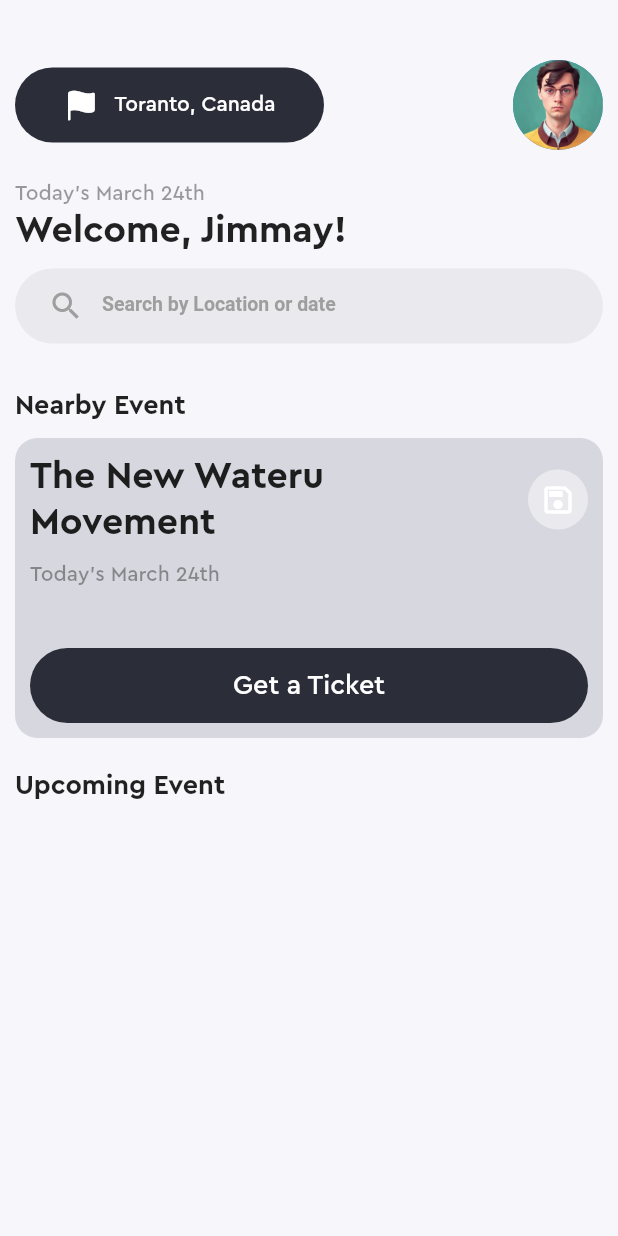
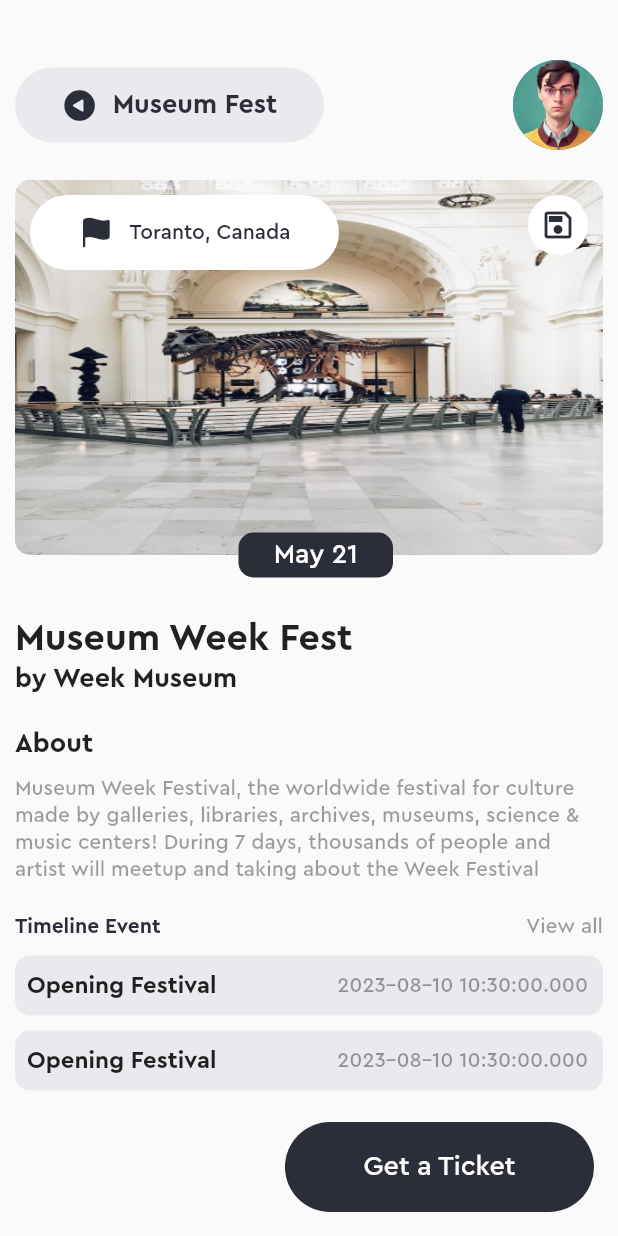
Before and after one commit to SAMIULLAH-KALHORO-DEV/event_app_design_ui, a Flutter app: the screen it shows after launch, on a phone screen of 412 x 824 dp. Run offline on Flutter 3.47's test engine with Material 2 defaults, Android fonts, the phone set to English and light mode, and no system bars.

Commit message:
commiting work

```diff
--- a/lib/home.dart
+++ b/lib/home.dart
@@ -1,4 +1,5 @@
 import 'package:event_app_design_ui/widgets/custom_container.dart';
+import 'package:event_app_design_ui/widgets/custom_list.dart';
 import 'package:event_app_design_ui/widgets/utils.dart';
 import 'package:flutter/cupertino.dart';
 import 'package:flutter/material.dart';
@@ -17,6 +18,7 @@ class Home extends StatelessWidget {
             mainAxisAlignment: MainAxisAlignment.spaceBetween,
             children: [
               CustomContainer(
+
                 height: 50,
                 width: 2,
                 mColor: Pallete.blackbgColor,
@@ -43,10 +45,10 @@ class Home extends StatelessWidget {
             ],
           ),
           const SizedBox(height: 20),
-          Text("Today's March 24th", style: TextStyling().h3),
-          Text(
+          const Text("Today's March 24th", style: TextStyling.h3),
+          const Text(
             "Welcome, Jimmay!",
-            style: TextStyling().h1,
+            style: TextStyling.h1,
           ),
           const SizedBox(height: 10),
           CustomContainer(
@@ -55,7 +57,7 @@ class Home extends StatelessWidget {
             height: 50,
             mColor: Pallete.greyColor,
             widget: Padding(
-              padding:const EdgeInsets.symmetric(vertical: 10, horizontal: 10),
+              padding: const EdgeInsets.symmetric(vertical: 10, horizontal: 10),
               child: TextFormField(
                 decoration: const InputDecoration(
                     prefixIcon: Icon(Icons.search),
@@ -70,9 +72,9 @@ class Home extends StatelessWidget {
             ),
           ),
           const SizedBox(height: 30),
-          Text(
+          const Text(
             "Nearby Event",
-            style: TextStyling().h2,
+            style: TextStyling.h2,
           ),
           const SizedBox(height: 10),
           CustomContainer(
@@ -88,12 +90,12 @@ class Home extends StatelessWidget {
                   children: [
                     Row(
                       mainAxisAlignment: MainAxisAlignment.spaceBetween,
-                      children: [
+                      children: const [
                         Text(
                           "The New Wateru \nMovement",
-                          style: TextStyling().h1,
+                          style: TextStyling.h1,
                         ),
-                        const CircleAvatar(
+                        CircleAvatar(
                           backgroundColor: Pallete.greyColor,
                           child: Icon(
                             Icons.save_outlined,
@@ -102,7 +104,7 @@ class Home extends StatelessWidget {
                         )
                       ],
                     ),
-                    Text("Today's March 24th", style: TextStyling().h3),
+                    const Text("Today's March 24th", style: TextStyling.h3),
                     const SizedBox(height: 20),
                     const CustomContainer(
                         height: 50,
@@ -122,10 +124,21 @@ class Home extends StatelessWidget {
             ),
           ),
           const SizedBox(height: 20),
-          Text(
+          const Text(
             "Upcoming Event",
-            style: TextStyling().h2,
-          )
+            style: TextStyling.h2,
+          ),
+          const CustomList(
+            heading: 'Museum Week Fest',
+            heading2: 'By Week Museum',
+            imageurl: 'assets/images/mpic1.jpg',
+          ),
+          SizedBox(height: 10),
+          const CustomList(
+            heading: 'Museum Week Fest',
+            heading2: 'By Week Museum',
+            imageurl: 'assets/images/mpic2.jpg',
+          ),
         ]),
       ),
     );
--- a/lib/main.dart
+++ b/lib/main.dart
@@ -1,3 +1,4 @@
+import 'package:event_app_design_ui/screen2.dart';
 import 'package:flutter/material.dart';
 
 import 'home.dart';
@@ -13,8 +14,7 @@ class MyApp extends StatelessWidget {
   Widget build(BuildContext context) {
     return const MaterialApp(
       debugShowCheckedModeBanner: false,
-
-      home:Home(),
+      home: Screen2(),
     );
   }
 }
--- /dev/null
+++ b/lib/screen2.dart
@@ -0,0 +1,224 @@
+import 'package:event_app_design_ui/widgets/custom_container.dart';
+import 'package:event_app_design_ui/widgets/utils.dart';
+import 'package:flutter/cupertino.dart';
+import 'package:flutter/material.dart';
+
+class Screen2 extends StatelessWidget {
+  const Screen2({super.key});
+
+  @override
+  Widget build(BuildContext context) {
+    return Scaffold(
+      body: Padding(
+        padding: const EdgeInsets.only(top: 40, left: 10, right: 10),
+        child: SingleChildScrollView(
+          scrollDirection: Axis.vertical,
+          child: Column(
+            crossAxisAlignment: CrossAxisAlignment.start,
+            children: [
+              Row(
+                mainAxisAlignment: MainAxisAlignment.spaceBetween,
+                children: [
+                  CustomContainer(
+                    height: 50,
+                    width: 2,
+                    mColor: Pallete.greyColor,
+                    bRadius: 25,
+                    widget: Row(
+                        mainAxisAlignment: MainAxisAlignment.center,
+                        children: const [
+                          Icon(
+                            CupertinoIcons.arrowtriangle_left_circle_fill,
+                            color: Pallete.blackbgColor,
+                          ),
+                          SizedBox(width: 10),
+                          Text(
+                            "Museum Fest",
+                            style: TextStyle(
+                                color: Pallete.blackbgColor,
+                                fontSize: 18,
+                                fontWeight: FontWeight.bold,
+                                fontFamily: 'Cera Pro'),
+                          )
+                        ]),
+                  ),
+                  const CircleAvatar(
+                    maxRadius: 30,
+                    backgroundImage: AssetImage("assets/images/profile.jpg"),
+                  )
+                ],
+              ),
+              const SizedBox(height: 20),
+              Stack(
+                children: [
+                  const Padding(
+                    padding: EdgeInsets.only(bottom: 20.0),
+                    child: CustomContainer(
+                        width: 0.0,
+                        height: 250,
+                        bRadius: 10,
+                        bgimage: DecorationImage(
+                            image: AssetImage('assets/images/mpic.jpg'),
+                            fit: BoxFit.fill)),
+                  ),
+                  Positioned(
+                    left: 10,
+                    top: 10,
+                    child: Row(
+                      mainAxisAlignment: MainAxisAlignment.spaceBetween,
+                      children: [
+                        CustomContainer(
+                          height: 50,
+                          width: 2,
+                          mColor: Colors.white,
+                          bRadius: 25,
+                          widget: Row(
+                            mainAxisAlignment: MainAxisAlignment.center,
+                            children: const [
+                              Icon(
+                                CupertinoIcons.flag_fill,
+                                color: Pallete.blackbgColor,
+                              ),
+                              SizedBox(width: 10),
+                              Text(
+                                "Toranto, Canada",
+                                style: TextStyle(
+                                    color: Pallete.blackbgColor,
+                                    fontFamily: 'Cera Pro'),
+                              ),
+                            ],
+                          ),
+                        ),
+                      ],
+                    ),
+                  ),
+                  const Positioned(
+                    right: 10,
+                    top: 10,
+                    child: CircleAvatar(
+                      backgroundColor: Colors.white,
+                      child: Icon(
+                        Icons.save_outlined,
+                        color: Pallete.blackbgColor,
+                      ),
+                    ),
+                  ),
+                  const Positioned(
+                    bottom: 5,
+                    right: 140,
+                    child: CustomContainer(
+                      width: 4,
+                      height: 30,
+                      bRadius: 10,
+                      mColor: Pallete.blackbgColor,
+                      widget: Center(
+                        child: Text('May 21',
+                            style: TextStyle(
+                                color: Colors.white,
+                                fontFamily: 'Cera Pro',
+                                fontSize: 18)),
+                      ),
+                    ),
+                  ),
+                ],
+              ),
+              const SizedBox(height: 20),
+              const Text('Museum Week Fest', style: TextStyling.h1),
+              const SizedBox(height: 0),
+              const Text("by Week Museum", style: TextStyling.h2),
+              const SizedBox(height: 20),
+              const Text('About', style: TextStyling.h2),
+              const SizedBox(height: 10),
+              const Text(
+                  'Museum Week Festival, the worldwide festival for culture made by galleries, libraries, archives, museums, science & music centers! During 7 days, thousands of people and artist will meetup and taking about the Week Festival',
+                  style: TextStyling.h3),
+              const SizedBox(height: 10),
+              Padding(
+                padding: const EdgeInsets.only(top: 10, bottom: 10),
+                child: Row(
+                  mainAxisAlignment: MainAxisAlignment.spaceBetween,
+                  children: [
+                    Text('Timeline Event',
+                        style: TextStyling.h3.copyWith(
+                            color: Pallete.blackbgColor,
+                            fontWeight: FontWeight.bold)),
+                    const Text('View all', style: TextStyling.h3)
+                  ],
+                ),
+              ),
+              CustomContainer(
+                width: 0.0,
+                bRadius: 10,
+                height: 40,
+                mColor: Pallete.greyColor,
+                widget: Padding(
+                  padding: const EdgeInsets.only(left: 8.0, right: 10),
+                  child: Row(
+                    mainAxisAlignment: MainAxisAlignment.spaceBetween,
+                    children: [
+                      Text('Opening Festival',
+                          style: TextStyling.h2.copyWith(fontSize: 16)),
+                      Text(
+                        DateTime.now().toString(),
+                        style: TextStyling.h3,
+                      )
+                    ],
+                  ),
+                ),
+              ),
+              const SizedBox(height: 10),
+              CustomContainer(
+                width: 0.0,
+                bRadius: 10,
+                height: 40,
+                mColor: Pallete.greyColor,
+                widget: Padding(
+                  padding: const EdgeInsets.only(left: 8.0, right: 10),
+                  child: Row(
+                    mainAxisAlignment: MainAxisAlignment.spaceBetween,
+                    children: [
+                      Text('Opening Festival',
+                          style: TextStyling.h2.copyWith(fontSize: 16)),
+                      Text(
+                        DateTime.now().toString(),
+                        style: TextStyling.h3,
+                      )
+                    ],
+                  ),
+                ),
+              )
+            ],
+          ),
+        ),
+      ),
+      floatingActionButton: InkWell(
+        onTap: () {
+          showModalBottomSheet<void>(
+            elevation: 0,
+            backgroundColor: Colors.transparent,
+            context: context,
+            builder: (BuildContext context) {
+              return const CustomContainer(
+                width: 0.0,
+                bRadius: 20,
+                mColor: Pallete.blackbgColor,
+                height: double.infinity / 3,
+              );
+            },
+          );
+        },
+        child: const CustomContainer(
+          height: 60,
+          width: 2,
+          bRadius: 30,
+          mColor: Pallete.blackbgColor,
+          widget: Center(
+            child: Text('Get a Ticket',
+                style: TextStyle(
+                    color: Colors.white, fontFamily: 'Cera Pro', fontSize: 18)),
+          ),
+        ),
+      ),
+    );
+  }
+}
--- /dev/null
+++ b/lib/screen3.dart
@@ -0,0 +1,14 @@
+import 'package:flutter/material.dart';
+
+
+class Screen3 extends StatelessWidget {
+  const Screen3({super.key});
+
+  @override
+  Widget build(BuildContext context) {
+    return  Scaffold(
+
+
+    );
+  }
+}
--- a/lib/widgets/custom_container.dart
+++ b/lib/widgets/custom_container.dart
@@ -2,13 +2,17 @@ import 'package:flutter/material.dart';
 
 class CustomContainer extends StatelessWidget {
   final double? height;
+  final DecorationImage? bgimage;
   final num width;
   final Color? mColor;
+
   final Widget? widget;
   final double bRadius;
   const CustomContainer(
+
       {super.key,
       this.height,
+      this.bgimage,
       this.widget,
       required this.width,
       this.mColor,
@@ -17,10 +21,13 @@ class CustomContainer extends StatelessWidget {
   @override
   Widget build(BuildContext context) {
     return Container(
+      // margin: const EdgeInsets.symmetric(horizontal: 10, vertical: 10),
       height: height,
       width: MediaQuery.of(context).size.width / width,
       decoration: BoxDecoration(
-          color: mColor, borderRadius: BorderRadius.circular(bRadius)),
+          image: bgimage,
+          color: mColor,
+          borderRadius: BorderRadius.circular(bRadius)),
       child: widget,
     );
   }
--- /dev/null
+++ b/lib/widgets/custom_list.dart
@@ -0,0 +1,56 @@
+import 'package:event_app_design_ui/widgets/custom_container.dart';
+import 'package:event_app_design_ui/widgets/utils.dart';
+import 'package:flutter/material.dart';
+
+class CustomList extends StatelessWidget {
+  final String imageurl;
+  final String heading;
+  final String heading2;
+
+  const CustomList({super.key,
+ required this.imageurl,
+ required this.heading,
+ required this.heading2,
+  });
+
+  @override
+  Widget build(BuildContext context) {
+    return CustomContainer(
+      width: 0,
+      bRadius: 0.0,
+      widget: Row(children: [
+        ClipRRect(
+          borderRadius: BorderRadius.circular(10),
+          child:  Image(
+            height: 80,
+            width: 80,
+            image: AssetImage(imageurl),
+            fit: BoxFit.fill,
+          ),
+        ),
+        const SizedBox(width: 10),
+        Container(
+          height: 80,
+          // color: Colors.black,
+          child: Column(
+            crossAxisAlignment: CrossAxisAlignment.start,
+            mainAxisAlignment: MainAxisAlignment.spaceBetween,
+            children: [
+               Text(heading, style: TextStyling.h2),
+               Text(heading2, style: TextStyling.h3),
+              Row(
+                children: [
+                  const Icon(Icons.timer_sharp, color: Colors.grey),
+                  Text(
+                    DateTime.now().toString(),
+                    style: TextStyling.h3,
+                  )
+                ],
+              )
+            ],
+          ),
+        )
+      ]),
+    );
+  }
+}
--- /dev/null
+++ b/lib/widgets/ticket_popup.dart
@@ -0,0 +1,20 @@
+import 'package:event_app_design_ui/widgets/utils.dart';
+import 'package:flutter/material.dart';
+
+import 'custom_container.dart';
+
+class TicketPopUp extends StatelessWidget {
+  const TicketPopUp({
+    super.key,
+  });
+
+  @override
+  Widget build(BuildContext context) {
+    return const CustomContainer(
+      width: 0.0,
+      bRadius: 20,
+      mColor: Pallete.blackbgColor,
+      height: double.infinity / 2,
+    );
+  }
+}
--- a/lib/widgets/utils.dart
+++ b/lib/widgets/utils.dart
@@ -1,11 +1,11 @@
 import 'package:flutter/material.dart';
 
 class TextStyling {
-  final h1 = const TextStyle(
+  static const h1 = TextStyle(
       fontSize: 25, fontWeight: FontWeight.w800, fontFamily: 'Cera Pro');
-  final h2 = const TextStyle(
+  static const h2 = TextStyle(
       fontWeight: FontWeight.bold, fontSize: 18, fontFamily: 'Cera Pro');
-  final h3 = const TextStyle(
+  static const h3 = TextStyle(
       color: Colors.black38,
       fontWeight: FontWeight.w400,
       fontSize: 14,
@@ -18,7 +18,7 @@ class Pallete {
   static const Color containerColor = Color(0xFFD7D7DF);
   static const Color greyColor = Color(0xFFEAE9EE);
   static const Color dropBgColor = Color(0xFFFDEFD8);
-  static const Color h3textColor = Color(0xFFFDEFD8);
+  static const Color  h3textColor = Color(0xFFFDEFD8);
 }
 
 
```
